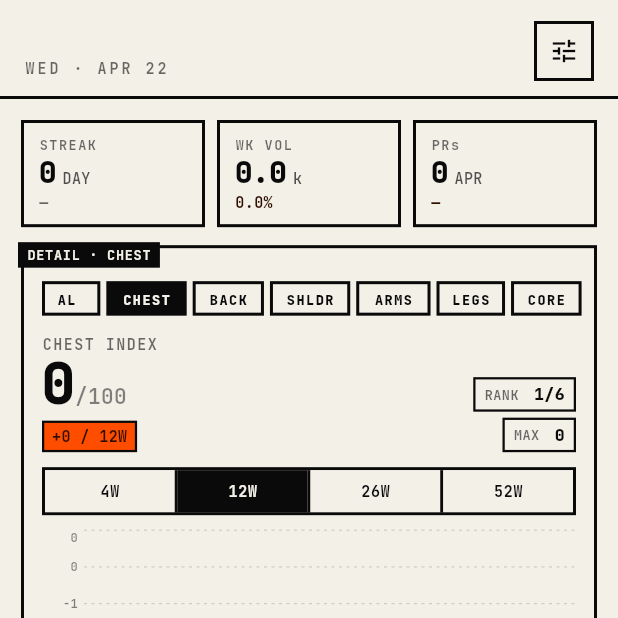
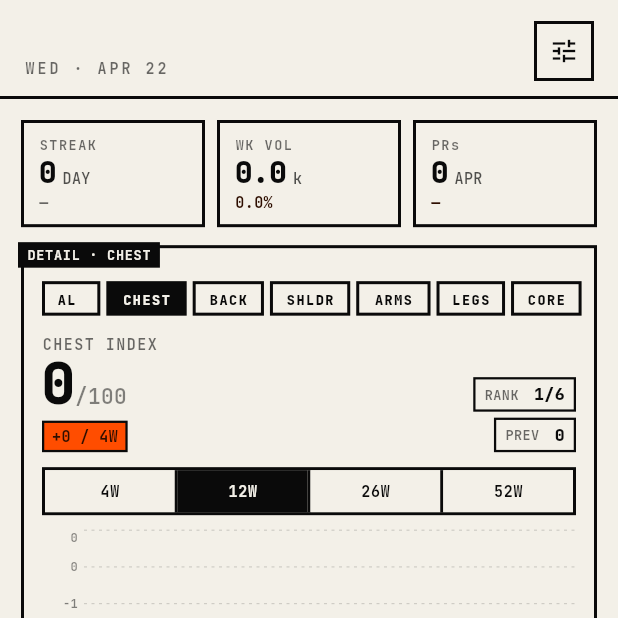
Before and after one commit to Peter-Zhao-751/wtracker, a Flutter app: the screen it shows after launch, swiped to page 2, on a phone screen of 412 x 824 dp, the top half of it. Run offline on Flutter 3.47's test engine with Material 3 defaults, Android fonts, the phone set to English and light mode, and no system bars; our stand-ins replace flutter_svg, google_fonts; statements that could not run were skipped; project files that could hold a hidden picture were left out.

Commit message:
we're done heree

```diff
--- a/lib/screens/dashboard.dart
+++ b/lib/screens/dashboard.dart
@@ -984,7 +984,8 @@ class _GroupPage extends StatelessWidget {
     final weeks = {'4W': 4, '12W': 12, '26W': 26, '52W': 52}[scale] ?? 12;
     final full = history.progressionFor(g.group);
     final data = full.sublist(full.length - weeks);
-    final delta = data.last - data.first;
+    // Cross-group delta so the badge matches the INDEX (both are radar metric).
+    final delta = g.value - g.prev;
     final improvements = history.mostImprovedInGroup(g.group);
 
     return Padding(
@@ -1012,7 +1013,7 @@ class _GroupPage extends StatelessWidget {
                       crossAxisAlignment: CrossAxisAlignment.end,
                       children: [
                         Text(
-                          '${data.last}',
+                          '${g.value}',
                           style: mono(
                             size: 38,
                             weight: FontWeight.w800,
@@ -1039,7 +1040,7 @@ class _GroupPage extends StatelessWidget {
                         border: Border.all(color: p.ink, width: 1.5),
                       ),
                       child: Text(
-                        '${delta >= 0 ? '+' : ''}$delta / $scale',
+                        '${delta >= 0 ? '+' : ''}$delta / 4W',
                         style: mono(size: 10, weight: FontWeight.w700, color: p.accentInk),
                       ),
                     ),
@@ -1055,7 +1056,7 @@ class _GroupPage extends StatelessWidget {
                     '${allStats.where((x) => x.value > g.value).length + 1}/${allStats.length}',
                   ),
                   const SizedBox(height: 4),
-                  _statBadge(context, 'MAX', '${full.reduce((a, b) => a > b ? a : b)}'),
+                  _statBadge(context, 'PREV', '${g.prev}'),
                 ],
               ),
             ],
```
Also changed, not shown: lib/screens/progression.dart (+18 -3 lines).
